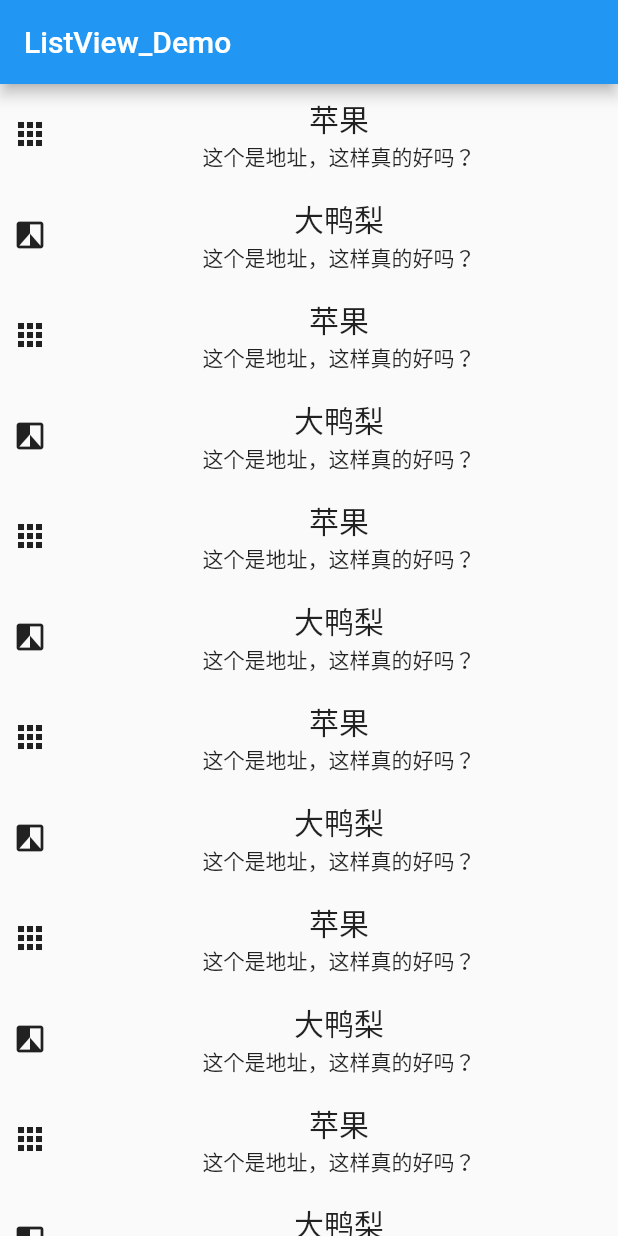
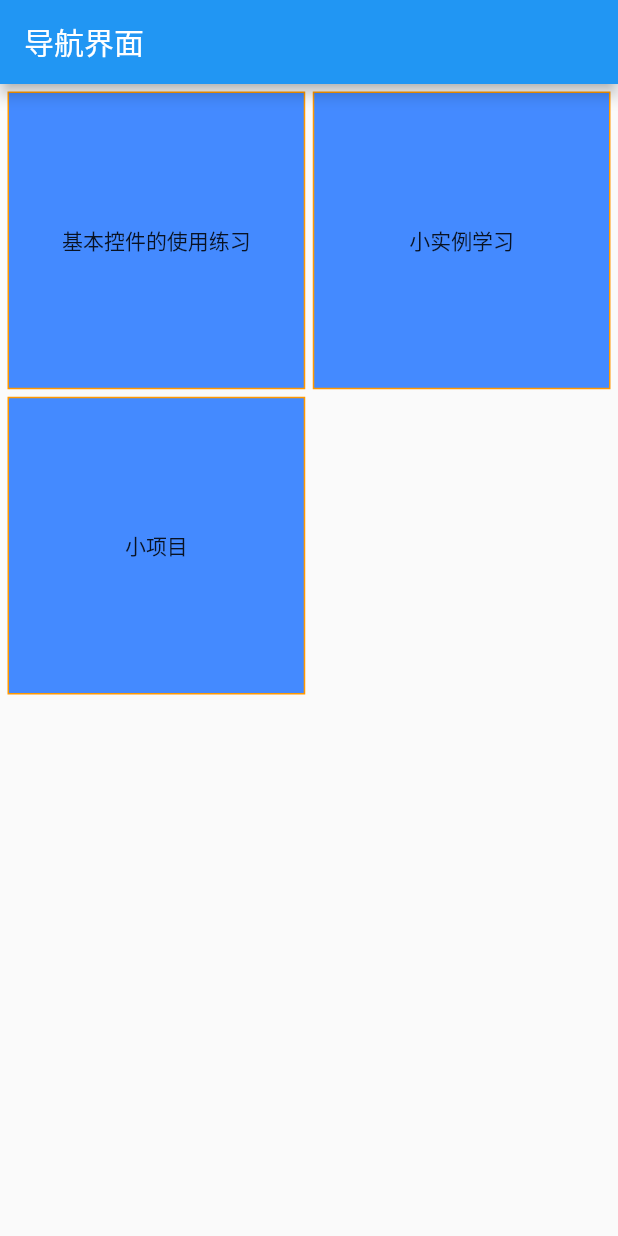
Before and after one commit to songjiabin/flutter, a Flutter app: the screen it shows after launch, on a phone screen of 412 x 824 dp. Run offline on Flutter 3.47's test engine with Material 2 defaults, Android fonts, the phone set to English and light mode, and no system bars.

Commit message:
将项目放到了侧滑里面

```diff
--- /dev/null
+++ b/lib/bean/EchoBean.dart
@@ -0,0 +1,11 @@
+import 'package:flutter/material.dart';
+
+
+class EchoBean {
+  String message;
+  int time;
+
+  EchoBean(this.message, this.time);
+
+
+}
--- /dev/null
+++ b/lib/drawer/DrawerMainWidet.dart
@@ -0,0 +1,67 @@
+import 'package:flutter/material.dart';
+
+/**
+ * 导航界面
+ */
+class DrawerMainWidget extends StatelessWidget {
+
+
+  @override
+  Widget build(BuildContext context) {
+    return new Scaffold(
+      appBar: new AppBar(
+        title: new Text('导航界面'),
+      ),
+      body: getGridViewTwo(),
+    );
+  }
+
+
+  getGridViewTwo() {
+    return new GridView(
+      /**
+       * 1、SliverGridDelegateWithMaxCrossAxisExtent 根据里面内容多大进行扩展的
+       */
+      gridDelegate: SliverGridDelegateWithFixedCrossAxisCount(
+        //每一行显示多少列
+          crossAxisCount: 2,
+          //横轴的距离
+          crossAxisSpacing: 5,
+          //纵轴的距离
+          mainAxisSpacing: 5,
+          //横竖比例
+          childAspectRatio: 1),
+      children: <Widget>[
+        MyText('基本控件的使用练习'),
+        MyText('小实例学习'),
+        MyText('小项目')
+      ],
+      padding: new EdgeInsets.all(5),
+    );
+  }
+}
+
+class MyText extends StatelessWidget {
+
+  final String text;
+
+  @override
+  Widget build(BuildContext context) {
+    return new Container(
+      alignment: Alignment.center,
+      // 盒子样式
+      decoration: new BoxDecoration(
+        color: Colors.blueAccent,
+        //设置Border属性给容器添加边框
+        border: new Border.all(
+          //为边框添加颜色
+          color: Colors.orange,
+          width: 1.0, //边框宽度
+        ),
+      ),
+      child: new Text(this.text),
+    );
+  }
+
+  MyText(this.text);
+}
--- /dev/null
+++ b/lib/drawer/DrawerWidget.dart
@@ -0,0 +1,95 @@
+import 'package:flutter/material.dart';
+import 'package:flutter_github/drawer/DrawerItemWidget.dart';
+import 'package:flutter_github/main.dart';
+
+
+/**
+ * 侧滑菜单
+ */
+class DrawerWidget extends StatefulWidget {
+  @override
+  DrawerWidgetState createState() => new DrawerWidgetState();
+}
+
+class DrawerWidgetState extends State<DrawerWidget> {
+
+  String title;
+  Map<String, Widget> map = Map();
+  final List<String> drawerList = [];
+
+  @override
+  void initState() {
+    super.initState();
+    initMapData();
+    this.title = drawerList[0];
+  }
+
+
+  /**
+   * 初始化数据
+   */
+  void initMapData() {
+    this.map['hello world'] = HelloWorldApp();
+    this.map['Container模块'] = ContainerApp();
+    this.map['image 图片'] = ImageApp();
+    this.map['listView 列表 纵向'] = ListViewApp();
+    this.map['横线的ListView'] = ListViewHorizontalApp();
+    this.map['动态的listView'] =
+    new DynamicListViewApp(item: List.generate(100, (i) => 'item-->$i'));
+    this.map['网格列表'] = GridViewApp();
+    this.map['水平布局'] = LevelLayoutWidget();
+    this.map['垂直布局'] = VerticalLayoutWidget();
+    this.map['层叠布局'] = CascadingLayoutWidget();
+    this.map['定位布局 适应于三个以上控件的定位'] = PositionLayoutWidget();
+    this.map['卡片式布局'] = cardLayoutWidget();
+    this.map['界面间的跳转'] = FirstWidget();
+//    this.map['直接跳转到其他的.dart文件中去'] = MainApp();
+    this.map['导航参数的传递和接收'] = IntentWidget();
+    this.map['界面跳转并返回'] = returnDataWidget();
+    this.map['本地图片'] = locationImage();
+    this.map['打包'] = new Center(child: Text(
+        '详见https://jjmima.top/2019/04/26/Flutter%20%E6%89%93%E5%8C%85/#more'));
+    this.map['常用的button'] = sampleButton();
+    this.map['文本输入框'] = MessageForm();
+    this.map['显示弹框'] = new MaterialApp(home: DialogWidget());
+
+
+    map.forEach((key, value) {
+      drawerList.add(key);
+    });
+  }
+
+
+  @override
+  Widget build(BuildContext context) {
+    return new Scaffold(
+        appBar: AppBar(
+          title: Text(title),
+        ),
+        drawer: new Drawer(
+
+          //创建不同类型的ListView
+          child: ListView.separated(
+              itemBuilder: (BuildContext context, int index) {
+                var drawerItemWidget = DrawerItemWidget(
+                    this.drawerList[index], index, (position) {
+                  setState(() {
+                    title = this.drawerList[position];
+                  });
+                });
+                return drawerItemWidget;
+              },
+
+              itemCount: this.drawerList.length,
+              //可用于显示分割线
+              separatorBuilder: (content, index) {
+                return Divider(height: 1.0, color: Colors.orange,);
+              }
+          ),
+
+        ),
+        body:
+        this.map[title]
+    );
+  }
+}
```
Also changed, not shown: lib/drawer/DrawerItemWidget.dart (added, +68 -0 lines), lib/echo_demo/MessageForm.dart (+87 -0 lines), lib/echo_demo/MessageListScreen.dart (added, +69 -0 lines), lib/main.dart (+50 -44 lines), 1 other file.
